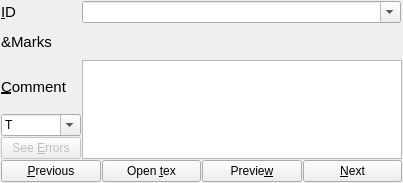
Old version of the form grader_improved/grader_editor.ui in the repository shubhamshuklaer/autog.
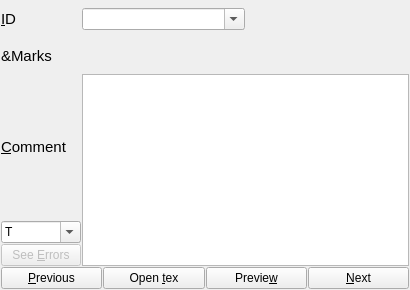
New version of the form.

Diff of the .ui file:
```diff
--- a/grader_improved/grader_editor.ui
+++ b/grader_improved/grader_editor.ui
@@ -6,8 +6,8 @@
    <rect>
     <x>0</x>
     <y>0</y>
-    <width>403</width>
-    <height>183</height>
+    <width>410</width>
+    <height>290</height>
    </rect>
   </property>
   <property name="sizePolicy">
@@ -62,7 +62,7 @@
      <item>
       <widget class="QComboBox" name="file_name_combo">
        <property name="sizePolicy">
-        <sizepolicy hsizetype="Expanding" vsizetype="Fixed">
+        <sizepolicy hsizetype="Preferred" vsizetype="Fixed">
          <horstretch>0</horstretch>
          <verstretch>0</verstretch>
         </sizepolicy>
```
Left out of the diff: 2 changed lines with no effect on the pictures.
